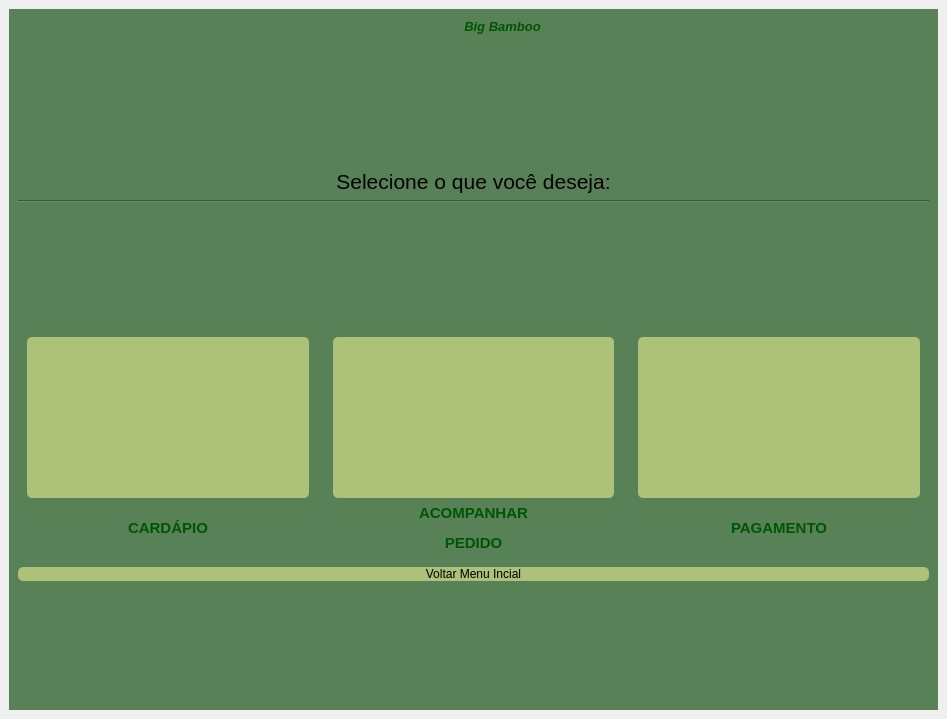
First picture: the form in app_pedidos_restaurante/view/janela_opcoes.ui, repository lauraprass/aplicativo_de_pedidos_para_restaurante, before the edit.
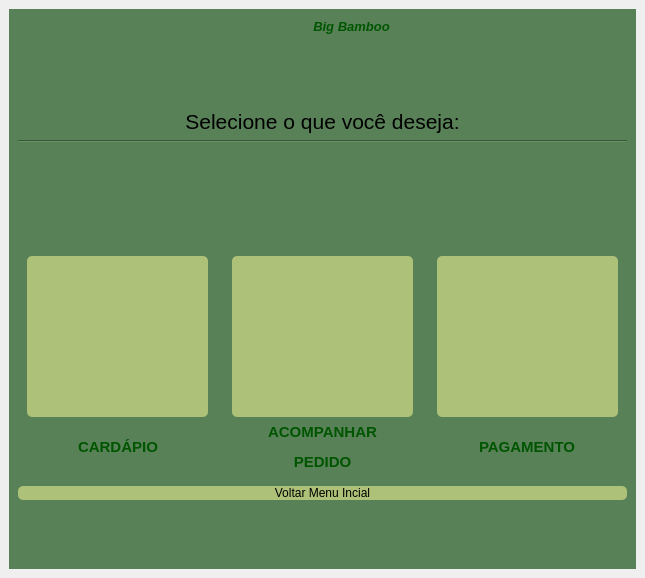
Second picture: the form after the edit. Icons and pictures are not drawn.

The edit to the form file:
```diff
--- a/app_pedidos_restaurante/view/janela_opcoes.ui
+++ b/app_pedidos_restaurante/view/janela_opcoes.ui
@@ -7,7 +7,7 @@
     <x>0</x>
     <y>0</y>
     <width>947</width>
-    <height>719</height>
+    <height>0</height>
    </rect>
   </property>
   <property name="minimumSize">
```
Left out of the diff: 3 changed lines with no effect on the pictures.
